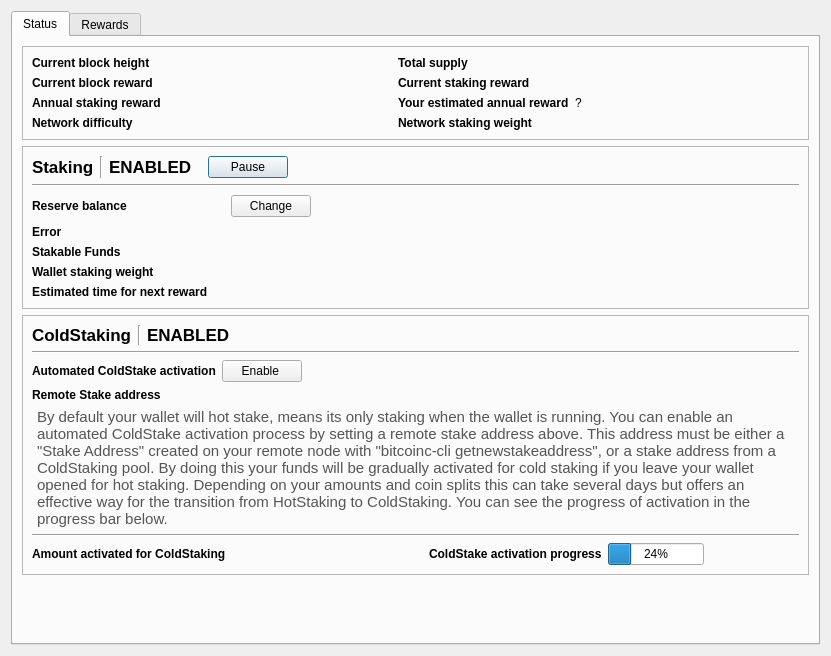
Old version of the form src/qt/forms/stakingdialog.ui in the repository Bitcoin-Confidential/BitcoinC-Core.
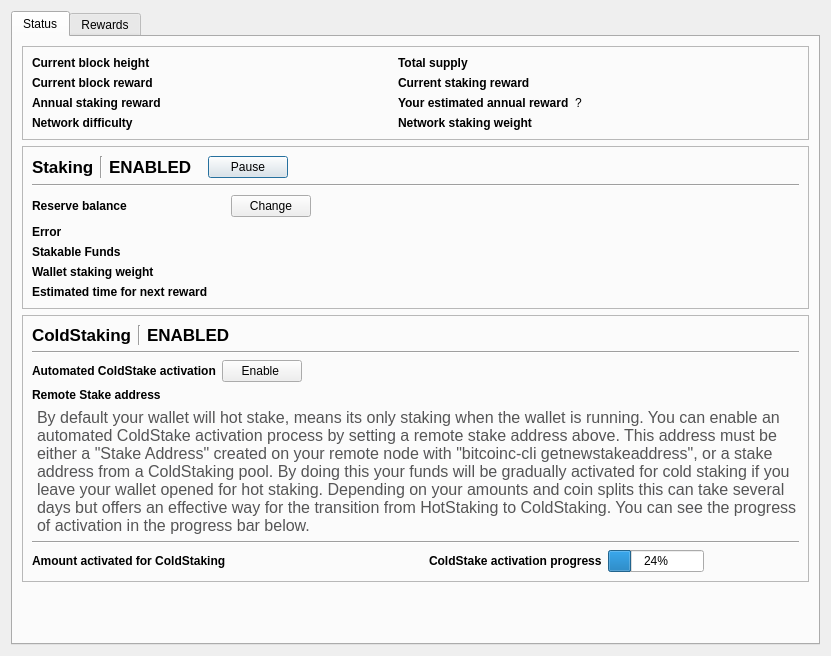
New version of the form.

Commit message: qt: Increased font size of the infotext in the stakingtab

Patch:
```diff
--- a/src/qt/forms/stakingdialog.ui
+++ b/src/qt/forms/stakingdialog.ui
@@ -745,7 +745,7 @@
               </property>
               <property name="font">
                <font>
-                <pointsize>11</pointsize>
+                <pointsize>12</pointsize>
                 <italic>false</italic>
                </font>
               </property>
```
